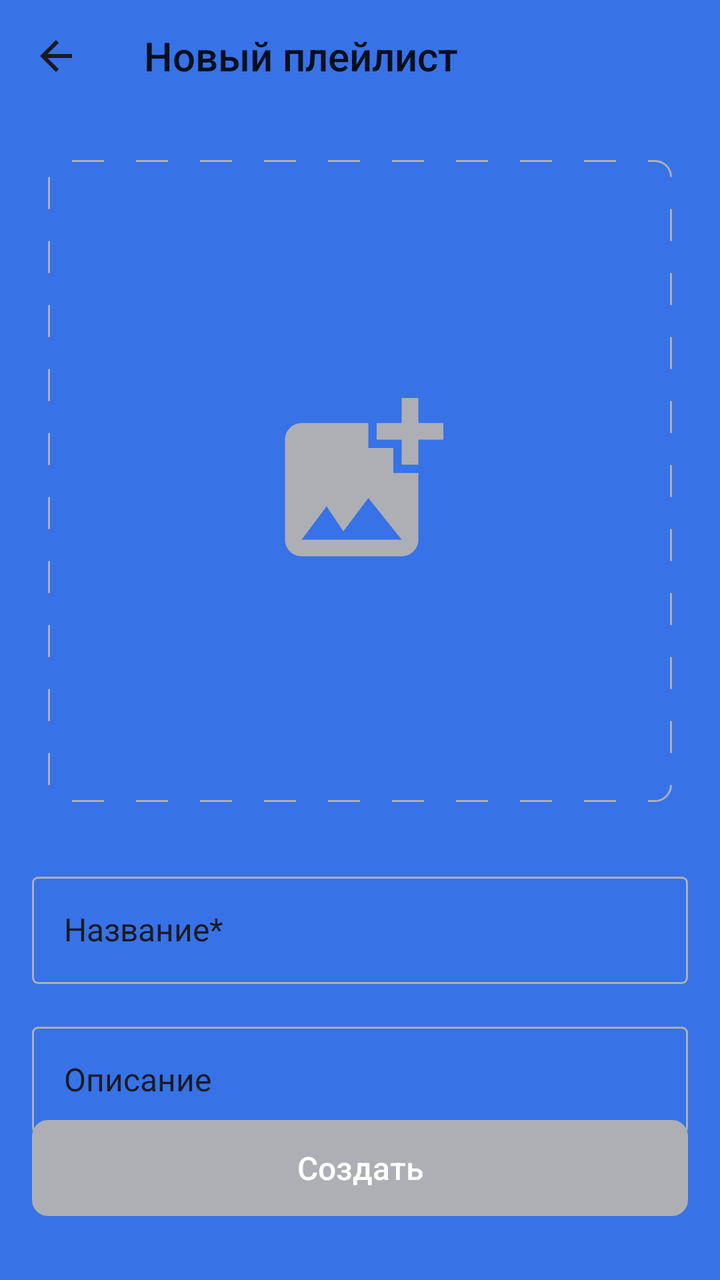
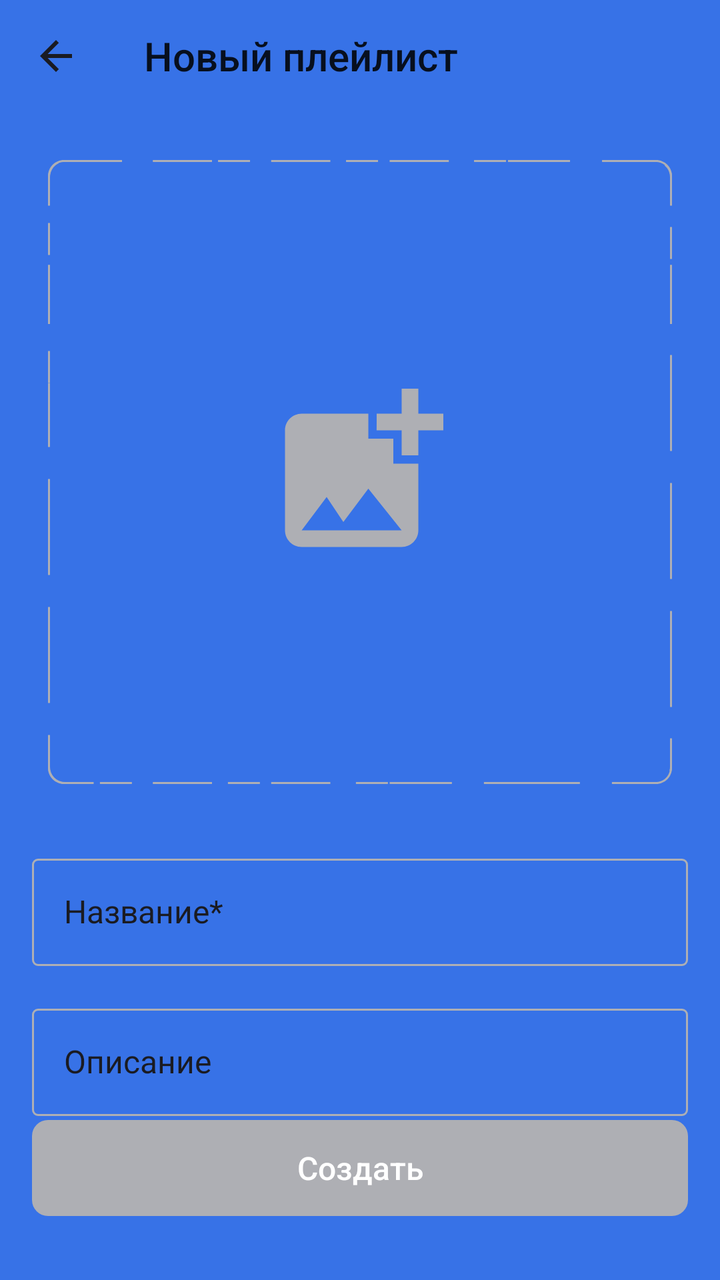

The first picture is an Android layout as it rendered before a commit; the second is the same layout after the commit. The layout source and the unified diff follow.
<!-- AndroidManifest.xml: application theme Base.Theme.PlayListMarket -->
<!-- res/layout/fragment_playlist_add.xml -->
<?xml version="1.0" encoding="utf-8"?>
<androidx.constraintlayout.widget.ConstraintLayout xmlns:android="http://schemas.android.com/apk/res/android"
    android:layout_width="match_parent"
    android:layout_height="match_parent"
    xmlns:app="http://schemas.android.com/apk/res-auto"
    xmlns:tools="http://schemas.android.com/tools"
    android:theme="@style/SecondaryMain">

    <Toolbar
        android:id="@+id/toolbar_header"
        android:layout_width="match_parent"
        android:layout_height="wrap_content"
        app:layout_constraintTop_toTopOf="parent"
        app:layout_constraintStart_toStartOf="parent"
        app:layout_constraintEnd_toEndOf="parent"
        style="@style/ToolbarStyle"
        android:title="Новый плейлист"
        android:navigationIcon="@drawable/ic_arrow_back"
        />

    <View
        android:layout_width="0dp"
        android:layout_height="0dp"
        android:background="@drawable/shape_empty_image_placeholder"
        android:layerType="software"
        app:layout_constraintTop_toTopOf="@id/cardview_playlist_placeholder"
        app:layout_constraintBottom_toBottomOf="@id/cardview_playlist_placeholder"
        app:layout_constraintStart_toStartOf="@id/cardview_playlist_placeholder"
        app:layout_constraintEnd_toEndOf="@id/cardview_playlist_placeholder" />
    <com.google.android.material.card.MaterialCardView
        android:id="@+id/cardview_playlist_placeholder"
        android:layout_width="312dp"
        android:layout_height="321dp"
        android:layout_marginTop="24dp"
        android:layout_marginBottom="32dp"
        app:layout_constraintTop_toBottomOf="@id/toolbar_header"
        app:layout_constraintStart_toStartOf="parent"
        app:layout_constraintEnd_toEndOf="parent"
        app:cardCornerRadius="16dp"
        app:cardElevation="0dp"
        app:cardBackgroundColor="@android:color/transparent"
        android:foreground="@drawable/shape_empty_image_placeholder"
        android:layerType="software">

    <ImageView
        android:id="@+id/imageview_playlist_img"
        android:layout_width="match_parent"
        android:layout_height="match_parent"
        android:src="@drawable/ic_add_photo"
        android:scaleType="centerInside" />

</com.google.android.material.card.MaterialCardView>

    <com.google.android.material.textfield.TextInputLayout
        android:id="@+id/text_input_layout_playlist_title"
        android:layout_width="match_parent"
        android:layout_height="wrap_content"
        android:layout_marginHorizontal="16dp"
        android:layout_marginTop="32dp"
        android:hint="@string/title_playlist"
        app:boxBackgroundMode="outline"
        app:boxBackgroundColor="@android:color/transparent"
        app:boxStrokeColor="@color/selector_textboxstroke_add_playlist"
        app:boxStrokeWidth="1dp"
        app:boxStrokeWidthFocused="1dp"
        app:boxCornerRadiusTopStart="3dp"
        app:boxCornerRadiusTopEnd="3dp"
        app:boxCornerRadiusBottomStart="3dp"
        app:boxCornerRadiusBottomEnd="3dp"
        app:layout_constraintEnd_toEndOf="parent"
        app:layout_constraintStart_toStartOf="parent"
        app:layout_constraintTop_toBottomOf="@id/cardview_playlist_placeholder"

        android:textColorHint="?attr/colorOnPrimary"
        app:hintTextColor="@color/textbox_stroke_color_on_add_playlist">


        <com.google.android.material.textfield.TextInputEditText
            android:id="@+id/edit_text_playlist_title"
            android:layout_width="match_parent"
            android:layout_height="wrap_content"
            android:textAppearance="@style/MakeLpaylistTextEditorTextStyle"
            android:gravity="center_vertical"
            android:paddingTop="16dp"
            android:paddingBottom="16dp"
            />

    </com.google.android.material.textfield.TextInputLayout>



    <com.google.android.material.textfield.TextInputLayout
        android:id="@+id/text_input_layout_playlist_description"
        android:layout_width="match_parent"
        android:layout_height="wrap_content"
        android:layout_marginHorizontal="16dp"
        android:layout_marginTop="16dp"
        android:hint="@string/playlist_description"
        app:boxBackgroundMode="outline"
        app:boxBackgroundColor="@android:color/transparent"
        app:boxStrokeColor="@color/selector_textboxstroke_add_playlist"
        app:boxStrokeWidth="1dp"
        app:boxStrokeWidthFocused="1dp"
        app:boxCornerRadiusTopStart="3dp"
        app:boxCornerRadiusTopEnd="3dp"
        app:boxCornerRadiusBottomStart="3dp"
        app:boxCornerRadiusBottomEnd="3dp"
        app:layout_constraintEnd_toEndOf="parent"
        app:layout_constraintStart_toStartOf="parent"
        app:layout_constraintTop_toBottomOf="@id/text_input_layout_playlist_title"
        android:textColorHint="?attr/colorOnPrimary"
        app:hintTextColor="@color/textbox_stroke_color_on_add_playlist">

        <com.google.android.material.textfield.TextInputEditText
            android:id="@+id/edit_text_playlist_description"
            android:layout_width="match_parent"
            android:layout_height="wrap_content"
            android:textAppearance="@style/MakeLpaylistTextEditorTextStyle"

            android:gravity="center_vertical"
            android:paddingTop="16dp"
            android:paddingBottom="16dp"
            />

    </com.google.android.material.textfield.TextInputLayout>



    <androidx.appcompat.widget.AppCompatButton
        android:id="@+id/button_make_playlist"
        android:layout_width="match_parent"
        android:layout_height="wrap_content"
        app:layout_constraintBottom_toBottomOf="parent"
        app:layout_constraintStart_toStartOf="parent"
        app:layout_constraintEnd_toEndOf="parent"
        android:background="@drawable/selector_button_make_playlist"
        android:layout_marginBottom="32dp"
        android:layout_marginHorizontal="16dp"
        android:text="@string/make"
        android:textColor="@color/yp_white"
        android:textSize="16sp"
        app:cornerRadius="8dp"
        android:enabled="false"
        android:textAllCaps="false"
        android:textAppearance="@style/CommonTextStyleForButton"
        />

</androidx.constraintlayout.widget.ConstraintLayout>
<!-- resources referenced by this layout -->
<resources>
  <color name="textbox_stroke_color_on_add_playlist">@color/yp_gray</color>
  <color name="yp_white">#FFFFFF</color>
  <!-- drawable ic_add_photo (drawable) -->
  <vector xmlns:android="http://schemas.android.com/apk/res/android"
      android:width="100dp"
      android:height="100dp"
      android:viewportWidth="100"
      android:viewportHeight="100">
    <group>
      <clip-path
          android:pathData="M8,0L92,0A8,8 0,0 1,100 8L100,92A8,8 0,0 1,92 100L8,100A8,8 0,0 1,0 92L0,8A8,8 0,0 1,8 0z"/>
      <path
          android:pathData="M79.17,29.17V41.63C79.17,41.63 70.88,41.67 70.83,41.63V29.17H58.33C58.33,29.17 58.38,20.88 58.33,20.83H70.83V8.33H79.17V20.83H91.67V29.17H79.17ZM66.67,45.83V33.33H54.17V20.83H20.83C16.25,20.83 12.5,24.58 12.5,29.17V79.17C12.5,83.75 16.25,87.5 20.83,87.5H70.83C75.42,87.5 79.17,83.75 79.17,79.17V45.83H66.67ZM20.83,79.17L33.33,62.5L41.67,75L54.17,58.33L70.83,79.17H20.83Z"
          android:fillColor="#AEAFB4"/>
    </group>
  </vector>
  <!-- drawable shape_empty_image_placeholder (drawable) -->
  <?xml version="1.0" encoding="utf-8"?>
  <shape xmlns:android="http://schemas.android.com/apk/res/android">
      <solid android:color="@android:color/transparent" />
      <stroke
          android:width="1dp"
          android:color="@color/yp_gray"
          android:dashGap="16dp"
          android:dashWidth="16dp"
          />
      <corners
          android:radius="8dp"/>
  
  </shape>
  <string name="make">Создать</string>
  <string name="playlist_description">Описание</string>
  <string name="title_playlist">Название*</string>
  <style name="CommonTextStyleForButton">
          <item name="android:textSize">22sp</item>
          <item name="android:textFontWeight">500</item>
          <item name="fontFamily">@font/ys_display_medium</item>
          <item name="android:textColor">@color/yp_black</item>
      </style>
  <style name="MakeLpaylistTextEditorTextStyle">
          <item name="fontFamily">@font/ys_display_regular</item>
          <item name="android:textSize">16sp</item>
          <item name="android:textColor">?attr/colorOnPrimary</item>
      </style>
  <style name="ToolbarStyle">
          <item name="titleTextAppearance">@style/CommonTitleTextForToolbarStyle</item>
          <item name="android:background">@android:color/transparent</item>
          <item name="elevation">0dp</item>
          <item name="android:layout_marginBottom">24dp</item>
      </style>
  <color name="yp_gray">#AEAFB4</color>
  <color name="yp_blue">#3772E7</color>
  <color name="yp_black">#1A1B22</color>
  <color name="secondary_color_for_app">@color/yp_white</color>
  <color name="secondary_variant_color_for_app">@color/yp_gray_light</color>
  <color name="color_on_secondary_for_app">@color/yp_black</color>
  <style name="MyCustomAlertDialog" parent="ThemeOverlay.MaterialComponents.MaterialAlertDialog">
          <item name="android:colorBackground">#FFFFFF</item>
          <item name="android:textColorPrimary">#212121</item>
          <item name="colorPrimary">?attr/colorOnPrimary</item>
      </style>
  <style name="CommonTitleTextForToolbarStyle">
          <item name="android:textColor">?attr/colorOnPrimary</item>
          <item name="android:textSize">22sp</item>
          <item name="android:textFontWeight">500</item>
          <item name="fontFamily">@font/ys_display_medium</item>
      </style>
  <color name="primary_color_for_app">@color/yp_blue</color>
  <color name="primary_variant_color_for_app">@color/yellow</color>
  <color name="color_on_primary_for_app">@color/yp_white</color>
  <color name="yp_gray_light">#E6E8EB</color>
  <color name="yellow">#FFD700</color>
  <!-- unchanged entries left out for length: 4 -->
</resources>

<!-- the commit's change to res/layout/fragment_playlist_add.xml (unified diff, before → after) -->
@@ -23,33 +23,26 @@
         android:layout_height="0dp"
         android:background="@drawable/shape_empty_image_placeholder"
         android:layerType="software"
-        app:layout_constraintTop_toTopOf="@id/cardview_playlist_placeholder"
-        app:layout_constraintBottom_toBottomOf="@id/cardview_playlist_placeholder"
-        app:layout_constraintStart_toStartOf="@id/cardview_playlist_placeholder"
-        app:layout_constraintEnd_toEndOf="@id/cardview_playlist_placeholder" />
-    <com.google.android.material.card.MaterialCardView
-        android:id="@+id/cardview_playlist_placeholder"
-        android:layout_width="312dp"
-        android:layout_height="321dp"
+        app:layout_constraintTop_toTopOf="@id/imageview_playlist_img"
+        app:layout_constraintBottom_toBottomOf="@id/imageview_playlist_img"
+        app:layout_constraintStart_toStartOf="@id/imageview_playlist_img"
+        app:layout_constraintEnd_toEndOf="@id/imageview_playlist_img" />
+
+
+    <ImageView
+        app:layout_constraintTop_toBottomOf="@id/toolbar_header"
+        app:layout_constraintDimensionRatio="1:1"
+        app:layout_constraintStart_toStartOf="parent"
+        app:layout_constraintEnd_toEndOf="parent"
         android:layout_marginTop="24dp"
         android:layout_marginBottom="32dp"
-        app:layout_constraintTop_toBottomOf="@id/toolbar_header"
-        app:layout_constraintStart_toStartOf="parent"
-        app:layout_constraintEnd_toEndOf="parent"
-        app:cardCornerRadius="16dp"
-        app:cardElevation="0dp"
-        app:cardBackgroundColor="@android:color/transparent"
-        android:foreground="@drawable/shape_empty_image_placeholder"
-        android:layerType="software">
+        android:id="@+id/imageview_playlist_img"
+        android:layout_width="312dp"
+        android:layout_height="312dp"
+        android:src="@drawable/img_add_photo_placeholder"
 
-    <ImageView
-        android:id="@+id/imageview_playlist_img"
-        android:layout_width="match_parent"
-        android:layout_height="match_parent"
-        android:src="@drawable/ic_add_photo"
         android:scaleType="centerInside" />
 
-</com.google.android.material.card.MaterialCardView>
 
     <com.google.android.material.textfield.TextInputLayout
         android:id="@+id/text_input_layout_playlist_title"
@@ -69,7 +62,7 @@
         app:boxCornerRadiusBottomEnd="3dp"
         app:layout_constraintEnd_toEndOf="parent"
         app:layout_constraintStart_toStartOf="parent"
-        app:layout_constraintTop_toBottomOf="@id/cardview_playlist_placeholder"
+        app:layout_constraintTop_toBottomOf="@id/imageview_playlist_img"
 
         android:textColorHint="?attr/colorOnPrimary"
         app:hintTextColor="@color/textbox_stroke_color_on_add_playlist">
<!-- resource entries referenced after the edit -->
@@ -2,20 +2,7 @@
 <resources>
   <color name="textbox_stroke_color_on_add_playlist">@color/yp_gray</color>
   <color name="yp_white">#FFFFFF</color>
-  <!-- drawable ic_add_photo (drawable) -->
-  <vector xmlns:android="http://schemas.android.com/apk/res/android"
-      android:width="100dp"
-      android:height="100dp"
-      android:viewportWidth="100"
-      android:viewportHeight="100">
-    <group>
-      <clip-path
-          android:pathData="M8,0L92,0A8,8 0,0 1,100 8L100,92A8,8 0,0 1,92 100L8,100A8,8 0,0 1,0 92L0,8A8,8 0,0 1,8 0z"/>
-      <path
-          android:pathData="M79.17,29.17V41.63C79.17,41.63 70.88,41.67 70.83,41.63V29.17H58.33C58.33,29.17 58.38,20.88 58.33,20.83H70.83V8.33H79.17V20.83H91.67V29.17H79.17ZM66.67,45.83V33.33H54.17V20.83H20.83C16.25,20.83 12.5,24.58 12.5,29.17V79.17C12.5,83.75 16.25,87.5 20.83,87.5H70.83C75.42,87.5 79.17,83.75 79.17,79.17V45.83H66.67ZM20.83,79.17L33.33,62.5L41.67,75L54.17,58.33L70.83,79.17H20.83Z"
-          android:fillColor="#AEAFB4"/>
-    </group>
-  </vector>
+  <!-- drawable img_add_photo_placeholder: vector/xml drawable (drawable, 3351 chars, omitted) -->
   <!-- drawable shape_empty_image_placeholder (drawable) -->
   <?xml version="1.0" encoding="utf-8"?>
   <shape xmlns:android="http://schemas.android.com/apk/res/android">
